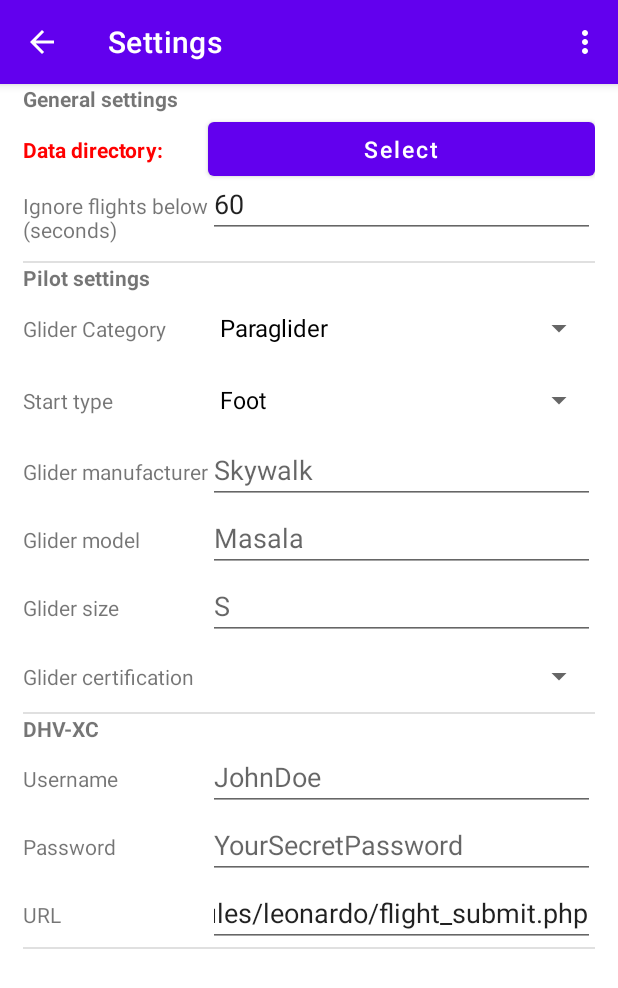
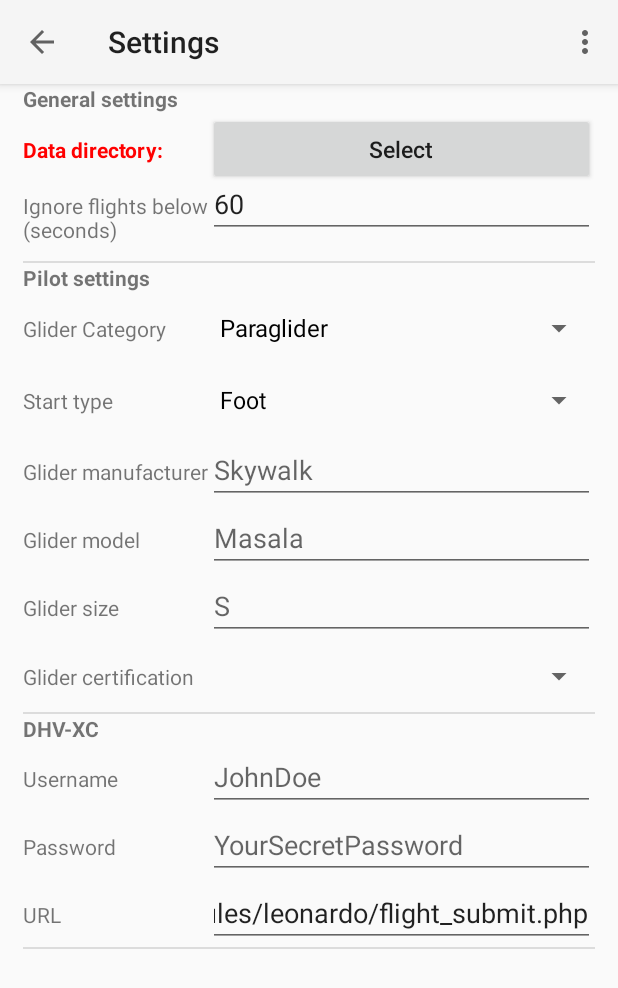
Before and after one commit to RomanKreisel/IGCSync, an Android app: the SettingsFragment screen opened through its navigation route, on a phone screen of 412 x 824 dp. Shown: the top 988 px of the screen. Run offline under Robolectric (Android 15) with nearby library versions, the phone set to English and light mode, and no system bars; our stand-ins replace Room's generated code.

Commit message:
WIP: Theme changes

```diff
--- a/app/src/main/AndroidManifest.xml
+++ b/app/src/main/AndroidManifest.xml
@@ -17,7 +17,7 @@
         android:label="@string/app_name"
         android:roundIcon="@mipmap/ic_launcher_round"
         android:supportsRtl="true"
-        android:theme="@style/Theme.IGCSync">
+        android:theme="@style/Theme.AppCompat.DayNight.DarkActionBar">
 
         <!--
              The API key for Google Maps-based APIs is defined as a string resource.
@@ -37,7 +37,7 @@
         <activity
             android:name=".MainActivity"
             android:label="@string/app_name"
-            android:theme="@style/Theme.IGCSync.NoActionBar">
+            android:theme="@style/Theme.AppCompat.DayNight.NoActionBar">
             <intent-filter>
                 <action android:name="android.intent.action.MAIN" />
 
--- a/app/src/main/java/de/romankreisel/igcsync/ui/settings/SettingsFragment.kt
+++ b/app/src/main/java/de/romankreisel/igcsync/ui/settings/SettingsFragment.kt
@@ -16,7 +16,6 @@ import androidx.core.widget.addTextChangedListener
 import androidx.documentfile.provider.DocumentFile
 import androidx.fragment.app.Fragment
 import androidx.lifecycle.ViewModelProvider
-import com.google.android.material.button.MaterialButton
 import de.romankreisel.igcsync.MainActivity
 import de.romankreisel.igcsync.R
 
@@ -75,7 +74,7 @@ class SettingsFragment : Fragment(), SharedPreferences.OnSharedPreferenceChangeL
         }
 
         val selectDirectoryButton =
-                root.findViewById<MaterialButton>(R.id.button_select_data_directory)
+                root.findViewById<Button>(R.id.button_select_data_directory)
         selectDirectoryButton.setOnClickListener {
             requireActivity().startActivityForResult(
                     Intent(Intent.ACTION_OPEN_DOCUMENT_TREE),
--- a/app/src/main/res/layout/activity_main.xml
+++ b/app/src/main/res/layout/activity_main.xml
@@ -1,6 +1,5 @@
 <?xml version="1.0" encoding="utf-8"?>
 <androidx.coordinatorlayout.widget.CoordinatorLayout xmlns:android="http://schemas.android.com/apk/res/android"
-    xmlns:app="http://schemas.android.com/apk/res-auto"
     xmlns:tools="http://schemas.android.com/tools"
     android:layout_width="match_parent"
     android:layout_height="match_parent"
@@ -8,15 +7,13 @@
 
     <com.google.android.material.appbar.AppBarLayout
         android:layout_width="match_parent"
-        android:layout_height="wrap_content"
-        android:theme="@style/Theme.IGCSync.AppBarOverlay">
+        android:layout_height="wrap_content">
 
         <androidx.appcompat.widget.Toolbar
             android:id="@+id/toolbar"
             android:layout_width="match_parent"
             android:layout_height="?attr/actionBarSize"
-            android:background="?attr/colorPrimary"
-            app:popupTheme="@style/Theme.IGCSync.PopupOverlay" />
+            android:background="?attr/colorPrimary" />
 
     </com.google.android.material.appbar.AppBarLayout>
 
--- a/app/src/main/res/layout/fragment_flight.xml
+++ b/app/src/main/res/layout/fragment_flight.xml
@@ -69,18 +69,14 @@
             android:layout_width="wrap_content"
             android:layout_height="wrap_content"
             android:layout_margin="3dp"
-            android:backgroundTint="@color/map_controls_background"
-            android:text="@string/button_upload_flight"
-            android:textColor="@color/black" />
+            android:text="@string/button_upload_flight" />
 
         <Button
             android:id="@+id/button_view_in_dhvxc"
             android:layout_width="wrap_content"
             android:layout_height="wrap_content"
             android:layout_margin="3dp"
-            android:backgroundTint="@color/map_controls_background"
-            android:text="@string/button_view_flight"
-            android:textColor="@color/black" />
+            android:text="@string/button_view_flight" />
 
         <ImageButton
             android:id="@+id/button_upload_dhv_xc"
--- a/app/src/main/res/values-night/themes.xml
+++ /dev/null
@@ -1,16 +0,0 @@
-<resources xmlns:tools="http://schemas.android.com/tools">
-    <!-- Base application theme. -->
-    <style name="Theme.IGCSync" parent="Theme.MaterialComponents.DayNight.DarkActionBar">
-        <!-- Primary brand color. -->
-        <item name="colorPrimary">@color/purple_200</item>
-        <item name="colorPrimaryVariant">@color/purple_700</item>
-        <item name="colorOnPrimary">@color/black</item>
-        <!-- Secondary brand color. -->
-        <item name="colorSecondary">@color/teal_200</item>
-        <item name="colorSecondaryVariant">@color/teal_200</item>
-        <item name="colorOnSecondary">@color/black</item>
-        <!-- Status bar color. -->
-        <item name="android:statusBarColor" tools:targetApi="l">?attr/colorPrimaryVariant</item>
-        <!-- Customize your theme here. -->
-    </style>
-</resources>
--- a/app/src/main/res/values/colors.xml
+++ b/app/src/main/res/values/colors.xml
@@ -1,10 +1,5 @@
 <?xml version="1.0" encoding="utf-8"?>
 <resources>
-    <color name="purple_200">#FFBB86FC</color>
-    <color name="purple_500">#FF6200EE</color>
-    <color name="purple_700">#FF3700B3</color>
-    <color name="teal_200">#FF03DAC5</color>
-    <color name="teal_700">#FF018786</color>
     <color name="black">#FF000000</color>
     <color name="white">#FFFFFFFF</color>
     <color name="flighttrack_on_map">#FFFF0000</color>
--- a/app/src/main/res/values/themes.xml
+++ /dev/null
@@ -1,25 +0,0 @@
-<resources xmlns:tools="http://schemas.android.com/tools">
-    <!-- Base application theme. -->
-    <style name="Theme.IGCSync" parent="Theme.MaterialComponents.DayNight.DarkActionBar">
-        <!-- Primary brand color. -->
-        <item name="colorPrimary">@color/purple_500</item>
-        <item name="colorPrimaryVariant">@color/purple_700</item>
-        <item name="colorOnPrimary">@color/white</item>
-        <!-- Secondary brand color. -->
-        <item name="colorSecondary">@color/teal_200</item>
-        <item name="colorSecondaryVariant">@color/teal_700</item>
-        <item name="colorOnSecondary">@color/black</item>
-        <!-- Status bar color. -->
-        <item name="android:statusBarColor" tools:targetApi="l">?attr/colorPrimaryVariant</item>
-        <!-- Customize your theme here. -->
-    </style>
-
-    <style name="Theme.IGCSync.NoActionBar">
-        <item name="windowActionBar">false</item>
-        <item name="windowNoTitle">true</item>
-    </style>
-
-    <style name="Theme.IGCSync.AppBarOverlay" parent="ThemeOverlay.AppCompat.Dark.ActionBar" />
-
-    <style name="Theme.IGCSync.PopupOverlay" parent="ThemeOverlay.AppCompat.Light" />
-</resources>
```
